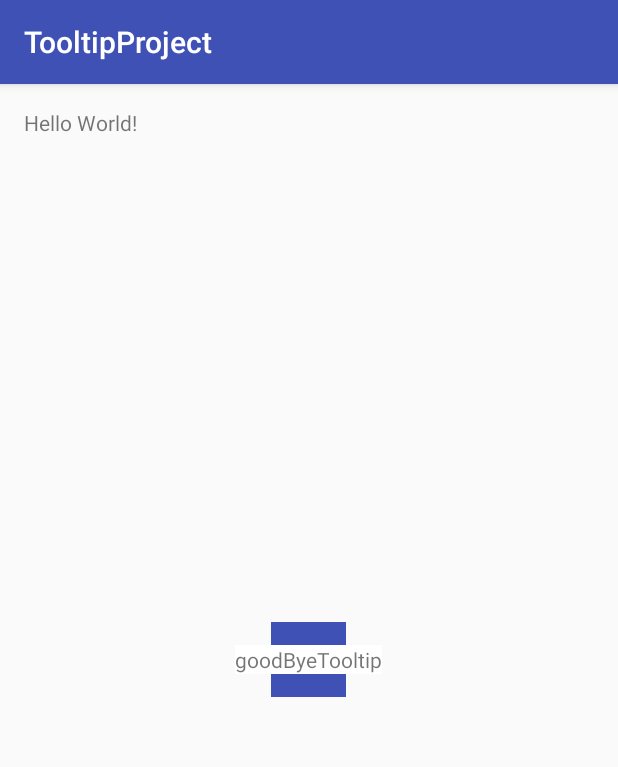
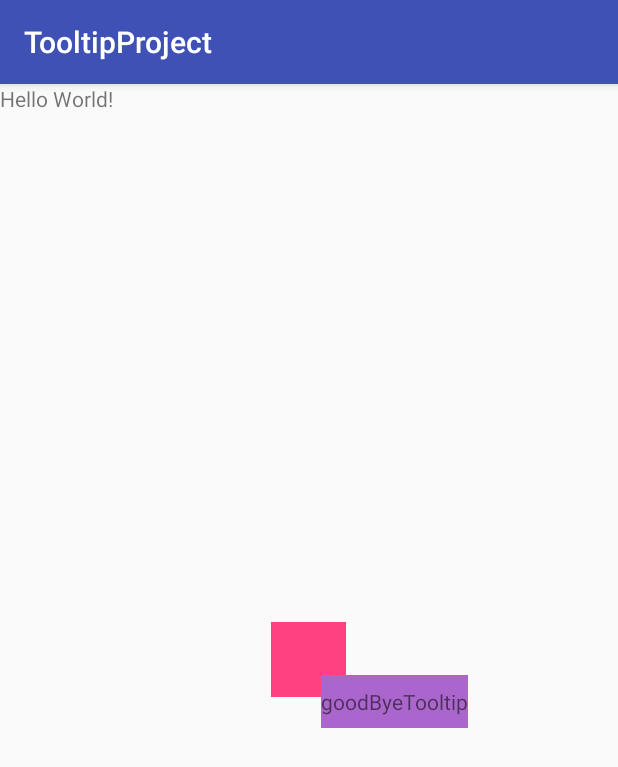
Before and after one commit to LilyMG/TooltipProject, an Android app: the screen it shows after launch (MainActivity), after a tap on an icon or button, on a phone screen of 412 x 824 dp. Shown: the top 767 px of the screen. Run offline under Robolectric (Android 15) with nearby library versions, the phone set to English and light mode, and no system bars.

Commit message:
tooltip positions

```diff
--- a/app/src/main/java/com/example/lilittevosyan/tooltipproject/MainActivity.java
+++ b/app/src/main/java/com/example/lilittevosyan/tooltipproject/MainActivity.java
@@ -29,6 +29,8 @@ public class MainActivity extends AppCompatActivity {
         tooltipPopup = new ToolTipLinear(this, null, rootView);
         tooltipPopup.setTitle("goodByeTooltip");
         tooltipPopup.setDismissFromOutside(true);
+        tooltipPopup.setAnchorView(findViewById(R.id.anchor));
+        tooltipPopup.setTooltipPosition(ToolTipLinear.TOOLTIP_POSITION_DOWN);
 
         findViewById(R.id.anchor).setOnClickListener(new View.OnClickListener() {
             @Override
--- a/app/src/main/java/com/example/lilittevosyan/tooltipproject/ToolTipLinear.java
+++ b/app/src/main/java/com/example/lilittevosyan/tooltipproject/ToolTipLinear.java
@@ -23,13 +23,16 @@ import android.widget.TextView;
  */
 public class ToolTipLinear extends LinearLayout {
 
-    public static int ARROW_POSITION_NONE = 0;
-    public static int ARROW_POSITION_TOP_LEFT = 1;
-    public static int ARROW_POSITION_TOP_CENTER = 2;
-    public static int ARROW_POSITION_TOP_RIGHT = 3;
-    public static int ARROW_POSITION_BOTTOM_LEFT = 4;
-    public static int ARROW_POSITION_BOTTOM_CENTER = 5;
-    public static int ARROW_POSITION_BOTTOM_RIGHT = 6;
+    public static final int ARROW_POSITION_NONE = 0;
+    public static final int ARROW_POSITION_TOP_LEFT = 1;
+    public static final int ARROW_POSITION_TOP_CENTER = 2;
+    public static final int ARROW_POSITION_TOP_RIGHT = 3;
+    public static final int ARROW_POSITION_BOTTOM_LEFT = 4;
+    public static final int ARROW_POSITION_BOTTOM_CENTER = 5;
+    public static final int ARROW_POSITION_BOTTOM_RIGHT = 6;
+
+    public static final int TOOLTIP_POSITION_UP = 7;
+    public static final int TOOLTIP_POSITION_DOWN = 8;
 
 
     private TextView titleTextView;
@@ -40,7 +43,13 @@ public class ToolTipLinear extends LinearLayout {
     private View anchorView;
     private ImageView arrow;
     private int arrowPosition = 0;
+    private int tooltipPosition = 0;
     private boolean dismissFromOutside = false;
+    private int height;
+
+    public void setTooltipPosition(int tooltipPosition) {
+        this.tooltipPosition = tooltipPosition;
+    }
 
     public void setDismissFromOutside(boolean dismissFromOutside) {
         this.dismissFromOutside = dismissFromOutside;
@@ -54,11 +63,7 @@ public class ToolTipLinear extends LinearLayout {
                     dismiss();
                 }
             });
-
-        } else {
         }
-
-
     }
 
     public void dismiss() {
@@ -100,30 +105,30 @@ public class ToolTipLinear extends LinearLayout {
         arrow.setVisibility(View.VISIBLE);
         FrameLayout.LayoutParams layoutParams = (FrameLayout.LayoutParams) arrow.getLayoutParams();
         switch (arrowPosition) {
-            case 0:
+            case ARROW_POSITION_NONE:
                 arrow.setVisibility(View.GONE);
                 break;
-            case 1:
+            case ARROW_POSITION_TOP_LEFT:
                 layoutParams.gravity = Gravity.TOP | Gravity.LEFT;
                 arrow.setLayoutParams(layoutParams);
                 break;
-            case 2:
+            case ARROW_POSITION_TOP_CENTER:
                 layoutParams.gravity = Gravity.TOP | Gravity.CENTER_HORIZONTAL;
                 arrow.setLayoutParams(layoutParams);
                 break;
-            case 3:
+            case ARROW_POSITION_TOP_RIGHT:
                 layoutParams.gravity = Gravity.TOP | Gravity.RIGHT;
                 arrow.setLayoutParams(layoutParams);
                 break;
-            case 4:
+            case ARROW_POSITION_BOTTOM_LEFT:
                 layoutParams.gravity = Gravity.BOTTOM | Gravity.LEFT;
                 arrow.setLayoutParams(layoutParams);
                 break;
-            case 5:
+            case ARROW_POSITION_BOTTOM_CENTER:
                 layoutParams.gravity = Gravity.BOTTOM | Gravity.CENTER_HORIZONTAL;
                 arrow.setLayoutParams(layoutParams);
                 break;
-            case 6:
+            case ARROW_POSITION_BOTTOM_RIGHT:
                 layoutParams.gravity = Gravity.BOTTOM | Gravity.RIGHT;
                 arrow.setLayoutParams(layoutParams);
                 break;
@@ -134,8 +139,20 @@ public class ToolTipLinear extends LinearLayout {
 
     private void correctAnchorView() {
         if (anchorView != null) {
-            setX(anchorView.getRight());
-            setY(anchorView.getBottom());
+            //TODO make sure setX and setY are positive values
+            switch (tooltipPosition) {
+                case TOOLTIP_POSITION_UP:
+                    setX(anchorView.getX());
+                    setY(anchorView.getY() - height);
+                    break;
+                case TOOLTIP_POSITION_DOWN:
+                    setX(anchorView.getX() + 50);
+                    setY(anchorView.getY() + height );  //TODO add anchorView height
+                    break;
+                default:
+                    throw new UnsupportedOperationException("position of popup is not specified, use  TOOLTIP_POSITION_UP or TOOLTIP_POSITION_DOWN");
+            }
+
         } else {
             if (parentView instanceof RelativeLayout) {
                 RelativeLayout.LayoutParams params = new RelativeLayout.LayoutParams(LayoutParams.WRAP_CONTENT, LayoutParams.WRAP_CONTENT);
@@ -160,6 +177,8 @@ public class ToolTipLinear extends LinearLayout {
         lt.enableTransitionType(LayoutTransition.CHANGE_DISAPPEARING);
         lt.setDuration(500);
         parentView.setLayoutTransition(lt);
+        measure(0, 0);
+        height = getMeasuredHeight();
     }
 
     public void setTitle(String title) {
--- a/app/src/main/res/layout/activity_main.xml
+++ b/app/src/main/res/layout/activity_main.xml
@@ -3,15 +3,11 @@
     xmlns:tools="http://schemas.android.com/tools"
     android:layout_width="match_parent"
     android:layout_height="match_parent"
-    android:paddingBottom="@dimen/activity_vertical_margin"
-    android:paddingLeft="@dimen/activity_horizontal_margin"
-    android:paddingRight="@dimen/activity_horizontal_margin"
-    android:paddingTop="@dimen/activity_vertical_margin"
     tools:context="com.example.lilittevosyan.tooltipproject.MainActivity">
 
     <View
         android:layout_centerInParent="true"
-        android:background="@color/colorPrimary"
+        android:background="@color/colorAccent"
         android:id="@+id/anchor"
         android:layout_width="50dp"
         android:layout_height="50dp"/>
--- a/app/src/main/res/layout/popup_view.xml
+++ b/app/src/main/res/layout/popup_view.xml
@@ -2,7 +2,7 @@
 <FrameLayout xmlns:android="http://schemas.android.com/apk/res/android"
     android:layout_width="wrap_content"
     android:layout_height="wrap_content"
-    android:background="@android:color/transparent">
+    android:background="@android:color/holo_purple">
 
     <ImageView
         android:visibility="gone"
@@ -17,7 +17,7 @@
         android:layout_height="wrap_content"
         android:layout_marginBottom="8dp"
         android:layout_marginTop="8dp"
-        android:background="@android:color/white"
+        android:background="@android:color/transparent"
         android:text="tooltipText" />
 
 
```
